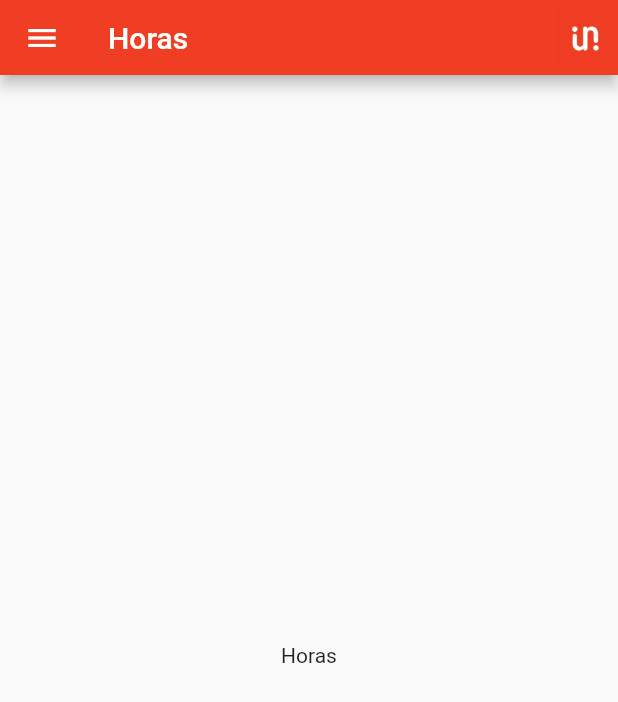
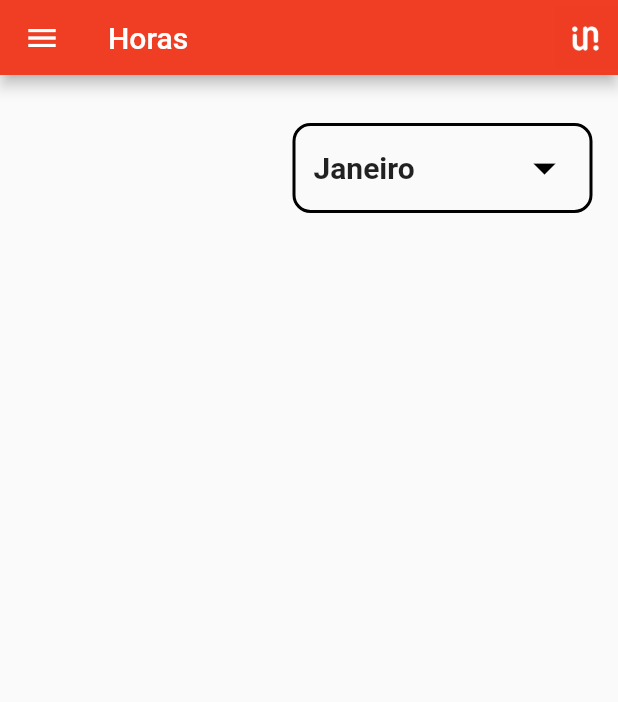
Before and after one commit to DEISI-ULHT-TFC-2021-22/empresa251-Aplica-o-mobile-central-de-apps-existentes, a Flutter app: the TimeSheetScreen screen opened by its route, on a phone screen of 412 x 824 dp. Shown: the top 702 px of the screen. Run offline on Flutter 3.47's test engine with Material 2 defaults, Android fonts, the phone set to English and light mode, and no system bars; our stand-ins replace splashscreen, table_calendar.

Commit message:
Iniciado desenvolvimento timesheet, criada dropdown para filtro mensal, widget dropdown dinamico e lista de meses e map correspondentes, adicionado ao screen timesheet.

```diff
--- /dev/null
+++ b/lib/config/months.dart
@@ -0,0 +1,33 @@
+class Months {
+  static String month = "Janeiro";
+
+  static const Map<String, int> days = {
+    "Janeiro": 31, //Janeiro
+    "Fevereiro": 29,
+    "Março": 31,
+    "Abril": 30,
+    "Maio": 31,
+    "Junho": 30,
+    "Julho": 31,
+    "Agosto": 31,
+    "Setembro": 30,
+    "Outubro": 31,
+    "Novembro": 30,
+    "Dezembro": 31, //Dezembro
+  };
+
+  static const List<String> months = [
+    "Janeiro", //Janeiro
+    "Fevereiro",
+    "Março",
+    "Abril",
+    "Maio",
+    "Junho",
+    "Julho",
+    "Agosto",
+    "Setembro",
+    "Outubro",
+    "Novembro",
+    "Dezembro",
+  ];
+}
--- a/lib/screens/timesheet_screen.dart
+++ b/lib/screens/timesheet_screen.dart
@@ -1,6 +1,8 @@
 import 'package:flutter/material.dart';
 import 'package:integer/widgets/drawer/drawer.dart';
 import 'package:integer/widgets/app_bar.dart';
+import '../widgets/time_sheet/dropdown_widget.dart';
+import '../config/months.dart';
 
 class TimeSheetScreen extends StatelessWidget {
   final String title;
@@ -9,11 +11,19 @@ class TimeSheetScreen extends StatelessWidget {
   @override
   Widget build(BuildContext context) {
     return Scaffold(
-      drawer: const NavDrawer(),
-      appBar: TopAppBar(title: title, titleColor: Colors.white),
-      body: const Center(
-        child: Text('Horas'),
-      ),
-    );
+        drawer: const NavDrawer(),
+        appBar: TopAppBar(title: title, titleColor: Colors.white),
+        body: Container(
+          padding: EdgeInsets.all(12),
+          child: Stack(
+            children: [
+              Positioned(
+                right: 5,
+                top: 20,
+                child: DropDown(Months.months),
+              ),
+            ],
+          ),
+        ));
   }
 }
--- /dev/null
+++ b/lib/widgets/time_sheet/dropdown_widget.dart
@@ -0,0 +1,44 @@
+import 'package:flutter/cupertino.dart';
+import 'package:flutter/material.dart';
+import 'package:integer/config/months.dart';
+
+class DropDown extends StatelessWidget {
+  final List<String> items;
+
+  const DropDown(this.items, {Key? key}) : super(key: key);
+
+  @override
+  Widget build(BuildContext context) {
+    return Container(
+      child: Container(
+        width: 200,
+        padding: EdgeInsets.symmetric(horizontal: 12, vertical: 4),
+        decoration: BoxDecoration(
+          borderRadius: BorderRadius.circular(12),
+          border: Border.all(color: Colors.black, width: 2),
+        ),
+        child: DropdownButtonHideUnderline(
+          child: DropdownButton<String>(
+              icon: Icon(Icons.arrow_drop_down, color: Colors.black),
+              value: Months.month,
+              iconSize: 36,
+              items: items.map(buildMenuItem).toList(),
+              onChanged: (value) => setState(value!)),
+        ),
+      ),
+    );
+  }
+
+  DropdownMenuItem<String> buildMenuItem(String item) => DropdownMenuItem(
+        value: item,
+        child: Text(
+          item,
+          style: TextStyle(fontWeight: FontWeight.bold, fontSize: 20),
+        ),
+      );
+
+  setState(String value) {
+    Months.month = value;
+    print(Months.month);
+  }
+}
```
